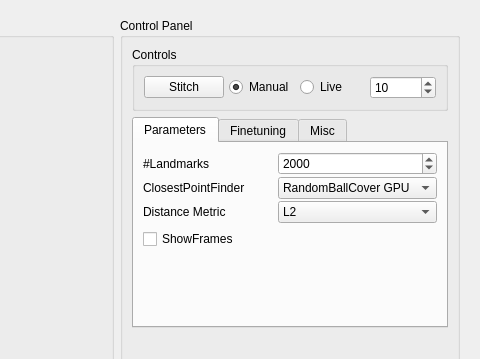
First picture: the form in master/seminar/FastStitching/FastStitchingWidget.ui, repository anygo/uniprojectsdn, before the edit; both pictures show x 499 to 979 and y 0 to 359 of the 979 by 740 pixel window.
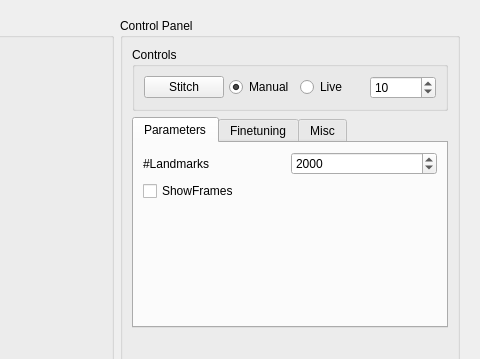
Second picture: the form after the edit. Custom widgets are drawn as their Qt base class.

Diff of the .ui file:
```diff
--- a/master/seminar/FastStitching/FastStitchingWidget.ui
+++ b/master/seminar/FastStitching/FastStitchingWidget.ui
@@ -187,63 +187,6 @@
                  </property>
                 </widget>
                </item>
-               <item row="1" column="0">
-                <widget class="QLabel" name="label_14">
-                 <property name="text">
-                  <string>ClosestPointFinder</string>
-                 </property>
-                </widget>
-               </item>
-               <item row="1" column="1">
-                <widget class="QComboBox" name="m_ComboBoxClosestPointFinder">
-                 <property name="enabled">
-                  <bool>true</bool>
-                 </property>
-                 <property name="minimumSize">
-                  <size>
-                   <width>0</width>
-                   <height>0</height>
-                  </size>
-                 </property>
-                 <property name="currentIndex">
-                  <number>0</number>
-                 </property>
-                 <item>
-                  <property name="text">
-                   <string>RandomBallCover GPU</string>
-                  </property>
-                 </item>
-                </widget>
-               </item>
-               <item row="2" column="0">
-                <widget class="QLabel" name="label_9">
-                 <property name="text">
-                  <string>Distance Metric</string>
-                 </property>
-                </widget>
-               </item>
-               <item row="2" column="1">
-                <widget class="QComboBox" name="m_ComboBoxMetric">
-                 <property name="currentIndex">
-                  <number>2</number>
-                 </property>
-                 <item>
-                  <property name="text">
-                   <string>logarithmic L1</string>
-                  </property>
-                 </item>
-                 <item>
-                  <property name="text">
-                   <string>L1</string>
-                  </property>
-                 </item>
-                 <item>
-                  <property name="text">
-                   <string>L2</string>
-                  </property>
-                 </item>
-                </widget>
-               </item>
               </layout>
              </item>
              <item>
```
